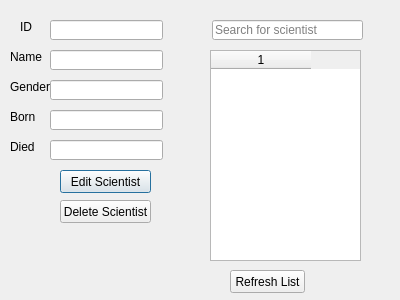
Before: the Qt Designer form afhverjuertuaðhendaþessuhóra/editdeletscientist.ui in streamerinn/Verklegt-1, drawn with Qt 5.
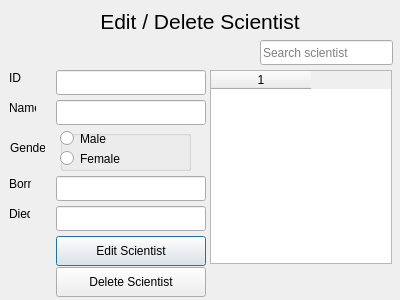
After: the same form once the commit is applied.

What changed in the file:
```diff
--- a/afhverjuertuaðhendaþessuhóra/editdeletscientist.ui
+++ b/afhverjuertuaðhendaþessuhóra/editdeletscientist.ui
@@ -10,196 +10,354 @@
     <height>300</height>
    </rect>
   </property>
+  <property name="sizePolicy">
+   <sizepolicy hsizetype="Fixed" vsizetype="Fixed">
+    <horstretch>0</horstretch>
+    <verstretch>0</verstretch>
+   </sizepolicy>
+  </property>
+  <property name="minimumSize">
+   <size>
+    <width>400</width>
+    <height>300</height>
+   </size>
+  </property>
+  <property name="maximumSize">
+   <size>
+    <width>400</width>
+    <height>300</height>
+   </size>
+  </property>
   <property name="windowTitle">
    <string>Dialog</string>
   </property>
-  <widget class="QPushButton" name="pushButton">
+  <widget class="QLabel" name="label_header">
    <property name="geometry">
     <rect>
-     <x>60</x>
-     <y>170</y>
-     <width>91</width>
-     <height>23</height>
+     <x>9</x>
+     <y>9</y>
+     <width>382</width>
+     <height>25</height>
     </rect>
    </property>
+   <property name="sizePolicy">
+    <sizepolicy hsizetype="Fixed" vsizetype="Fixed">
+     <horstretch>0</horstretch>
+     <verstretch>0</verstretch>
+    </sizepolicy>
+   </property>
+   <property name="minimumSize">
+    <size>
+     <width>382</width>
+     <height>25</height>
+    </size>
+   </property>
+   <property name="maximumSize">
+    <size>
+     <width>382</width>
+     <height>25</height>
+    </size>
+   </property>
    <property name="text">
-    <string>Edit Scientist</string>
+    <string>&lt;html&gt;&lt;head/&gt;&lt;body&gt;&lt;p align=&quot;center&quot;&gt;&lt;span style=&quot; font-size:16pt;&quot;&gt;Edit / Delete Scientist&lt;/span&gt;&lt;/p&gt;&lt;/body&gt;&lt;/html&gt;</string>
    </property>
   </widget>
-  <widget class="QPushButton" name="DeleteScientist">
+  <widget class="QLineEdit" name="ScientistSearch">
    <property name="geometry">
     <rect>
-     <x>60</x>
-     <y>200</y>
-     <width>91</width>
-     <height>23</height>
+     <x>260</x>
+     <y>40</y>
+     <width>133</width>
+     <height>25</height>
     </rect>
    </property>
+   <property name="minimumSize">
+    <size>
+     <width>0</width>
+     <height>25</height>
+    </size>
+   </property>
+   <property name="placeholderText">
+    <string>Search scientist</string>
+   </property>
+  </widget>
+  <widget class="QLabel" name="label_2">
+   <property name="geometry">
+    <rect>
+     <x>9</x>
+     <y>70</y>
+     <width>16</width>
+     <height>16</height>
+    </rect>
+   </property>
    <property name="text">
-    <string>Delete Scientist</string>
+    <string>ID</string>
+   </property>
+  </widget>
+  <widget class="QLineEdit" name="txtID">
+   <property name="geometry">
+    <rect>
+     <x>56</x>
+     <y>70</y>
+     <width>150</width>
+     <height>25</height>
+    </rect>
+   </property>
+   <property name="minimumSize">
+    <size>
+     <width>150</width>
+     <height>25</height>
+    </size>
+   </property>
+   <property name="maximumSize">
+    <size>
+     <width>120</width>
+     <height>16777215</height>
+    </size>
+   </property>
+   <property name="readOnly">
+    <bool>true</bool>
    </property>
   </widget>
   <widget class="QTableWidget" name="Names">
    <property name="geometry">
     <rect>
      <x>210</x>
-     <y>50</y>
-     <width>151</width>
-     <height>211</height>
+     <y>70</y>
+     <width>182</width>
+     <height>194</height>
     </rect>
    </property>
+   <property name="minimumSize">
+    <size>
+     <width>182</width>
+     <height>194</height>
+    </size>
+   </property>
+   <property name="focusPolicy">
+    <enum>Qt::ClickFocus</enum>
+   </property>
+   <property name="editTriggers">
+    <set>QAbstractItemView::NoEditTriggers</set>
+   </property>
    <property name="columnCount">
     <number>1</number>
    </property>
-   <attribute name="verticalHeaderVisible">
-    <bool>false</bool>
-   </attribute>
    <column/>
   </widget>
-  <widget class="QLineEdit" name="ScientistSearch">
-   <property name="geometry">
-    <rect>
-     <x>212</x>
-     <y>20</y>
-     <width>151</width>
-     <height>20</height>
-    </rect>
-   </property>
-   <property name="text">
-    <string/>
-   </property>
-   <property name="placeholderText">
-    <string>Search for scientist</string>
-   </property>
-  </widget>
-  <widget class="QLineEdit" name="txtName">
-   <property name="geometry">
-    <rect>
-     <x>50</x>
-     <y>50</y>
-     <width>113</width>
-     <height>20</height>
-    </rect>
-   </property>
-  </widget>
-  <widget class="QLineEdit" name="txtGender">
-   <property name="geometry">
-    <rect>
-     <x>50</x>
-     <y>80</y>
-     <width>113</width>
-     <height>20</height>
-    </rect>
-   </property>
-  </widget>
-  <widget class="QLineEdit" name="txtBorn">
-   <property name="geometry">
-    <rect>
-     <x>50</x>
-     <y>110</y>
-     <width>113</width>
-     <height>20</height>
-    </rect>
-   </property>
-  </widget>
-  <widget class="QLineEdit" name="txtDied">
-   <property name="geometry">
-    <rect>
-     <x>50</x>
-     <y>140</y>
-     <width>113</width>
-     <height>20</height>
-    </rect>
-   </property>
-  </widget>
   <widget class="QLabel" name="label">
    <property name="geometry">
     <rect>
-     <x>10</x>
-     <y>50</y>
-     <width>47</width>
-     <height>13</height>
+     <x>9</x>
+     <y>100</y>
+     <width>27</width>
+     <height>16</height>
     </rect>
    </property>
    <property name="text">
     <string>Name</string>
    </property>
   </widget>
-  <widget class="QLabel" name="label_2">
+  <widget class="QLineEdit" name="txtName">
    <property name="geometry">
     <rect>
-     <x>10</x>
-     <y>80</y>
-     <width>47</width>
-     <height>13</height>
+     <x>56</x>
+     <y>100</y>
+     <width>150</width>
+     <height>25</height>
     </rect>
    </property>
-   <property name="text">
-    <string>Gender</string>
+   <property name="minimumSize">
+    <size>
+     <width>150</width>
+     <height>25</height>
+    </size>
+   </property>
+   <property name="maximumSize">
+    <size>
+     <width>120</width>
+     <height>16777215</height>
+    </size>
    </property>
   </widget>
   <widget class="QLabel" name="label_3">
    <property name="geometry">
     <rect>
      <x>10</x>
-     <y>110</y>
-     <width>47</width>
-     <height>13</height>
+     <y>140</y>
+     <width>35</width>
+     <height>16</height>
     </rect>
    </property>
    <property name="text">
-    <string>Born</string>
+    <string>Gender</string>
    </property>
   </widget>
   <widget class="QLabel" name="label_4">
    <property name="geometry">
     <rect>
-     <x>10</x>
-     <y>140</y>
-     <width>47</width>
-     <height>13</height>
+     <x>9</x>
+     <y>176</y>
+     <width>22</width>
+     <height>16</height>
     </rect>
    </property>
    <property name="text">
-    <string>Died</string>
+    <string>Born</string>
+   </property>
+  </widget>
+  <widget class="QLineEdit" name="txtBorn">
+   <property name="geometry">
+    <rect>
+     <x>56</x>
+     <y>176</y>
+     <width>150</width>
+     <height>25</height>
+    </rect>
+   </property>
+   <property name="minimumSize">
+    <size>
+     <width>150</width>
+     <height>25</height>
+    </size>
+   </property>
+   <property name="maximumSize">
+    <size>
+     <width>120</width>
+     <height>25</height>
+    </size>
    </property>
   </widget>
   <widget class="QLabel" name="label_5">
    <property name="geometry">
     <rect>
-     <x>20</x>
-     <y>20</y>
-     <width>47</width>
-     <height>13</height>
+     <x>9</x>
+     <y>206</y>
+     <width>21</width>
+     <height>16</height>
     </rect>
    </property>
+   <property name="maximumSize">
+    <size>
+     <width>25</width>
+     <height>16777215</height>
+    </size>
+   </property>
    <property name="text">
-    <string>ID</string>
+    <string>Died</string>
    </property>
   </widget>
-  <widget class="QLineEdit" name="txtID">
+  <widget class="QLineEdit" name="txtDied">
    <property name="geometry">
     <rect>
-     <x>50</x>
-     <y>20</y>
-     <width>113</width>
-     <height>20</height>
+     <x>56</x>
+     <y>206</y>
+     <width>150</width>
+     <height>25</height>
     </rect>
    </property>
+   <property name="minimumSize">
+    <size>
+     <width>150</width>
+     <height>25</height>
+    </size>
+   </property>
+   <property name="maximumSize">
+    <size>
+     <width>120</width>
+     <height>25</height>
+    </size>
+   </property>
   </widget>
-  <widget class="QPushButton" name="refresh">
+  <widget class="QPushButton" name="editScientist">
    <property name="geometry">
     <rect>
-     <x>230</x>
-     <y>270</y>
-     <width>75</width>
-     <height>23</height>
+     <x>56</x>
+     <y>236</y>
+     <width>150</width>
+     <height>30</height>
     </rect>
    </property>
+   <property name="minimumSize">
+    <size>
+     <width>150</width>
+     <height>30</height>
+    </size>
+   </property>
+   <property name="maximumSize">
+    <size>
+     <width>120</width>
+     <height>16777215</height>
+    </size>
+   </property>
    <property name="text">
-    <string>Refresh List</string>
+    <string>Edit Scientist</string>
    </property>
   </widget>
+  <widget class="QPushButton" name="Delete">
+   <property name="geometry">
+    <rect>
+     <x>56</x>
+     <y>267</y>
+     <width>150</width>
+     <height>30</height>
+    </rect>
+   </property>
+   <property name="minimumSize">
+    <size>
+     <width>150</width>
+     <height>30</height>
+    </size>
+   </property>
+   <property name="maximumSize">
+    <size>
+     <width>120</width>
+     <height>30</height>
+    </size>
+   </property>
+   <property name="text">
+    <string>Delete Scientist</string>
+   </property>
+  </widget>
+  <widget class="QGroupBox" name="genderBox">
+   <property name="geometry">
+    <rect>
+     <x>60</x>
+     <y>130</y>
+     <width>131</width>
+     <height>41</height>
+    </rect>
+   </property>
+   <property name="title">
+    <string/>
+   </property>
+   <widget class="QRadioButton" name="Male">
+    <property name="geometry">
+     <rect>
+      <x>0</x>
+      <y>0</y>
+      <width>82</width>
+      <height>17</height>
+     </rect>
+    </property>
+    <property name="text">
+     <string>Male</string>
+    </property>
+   </widget>
+   <widget class="QRadioButton" name="Female">
+    <property name="geometry">
+     <rect>
+      <x>0</x>
+      <y>20</y>
+      <width>82</width>
+      <height>17</height>
+     </rect>
+    </property>
+    <property name="text">
+     <string>Female</string>
+    </property>
+   </widget>
+  </widget>
  </widget>
  <resources/>
  <connections/>
```
Left out of the diff: 9 changed lines with no effect on the pictures.
